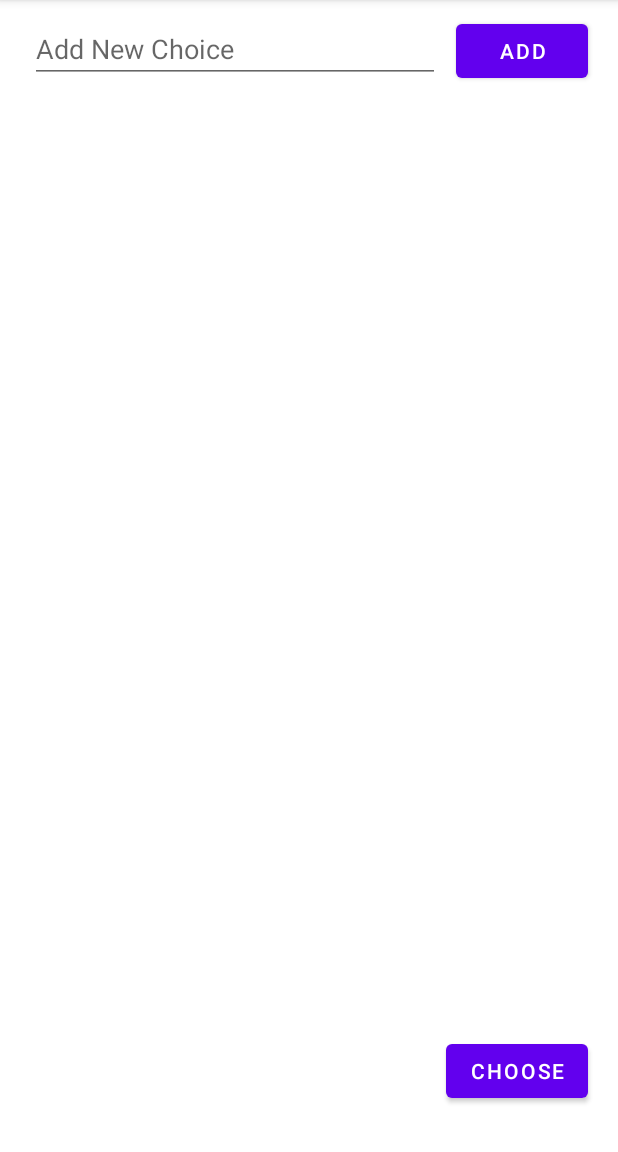
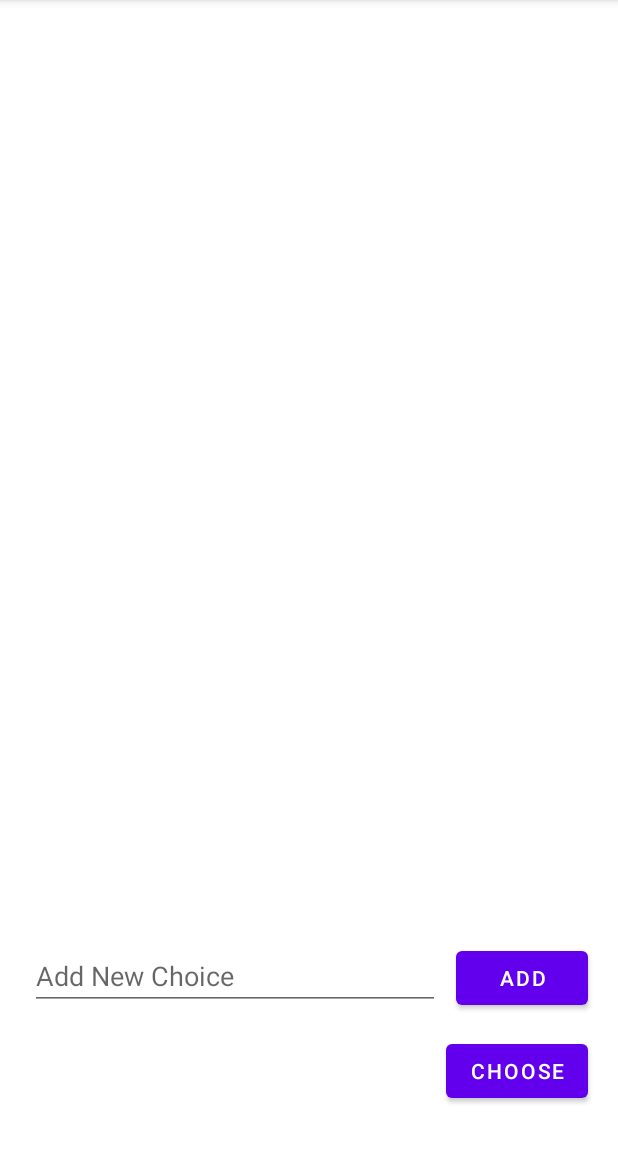
Before and after one commit to cui-zheng-1128/JustPickOne, an Android app: the screen it shows after launch (MainActivity), on a phone screen of 412 x 824 dp, the part 84-1236 px from its top. Run offline under Robolectric (Android 15) with nearby library versions, the phone set to English and light mode, and no system bars.

```diff
--- /dev/null
+++ b/app/src/main/java/com/cuizheng/justpickone/ChoiceAdapter.java
@@ -0,0 +1,48 @@
+package com.cuizheng.justpickone;
+
+import android.view.LayoutInflater;
+import android.view.View;
+import android.view.ViewGroup;
+import android.widget.TextView;
+
+import androidx.annotation.NonNull;
+import androidx.recyclerview.widget.RecyclerView;
+
+import java.util.List;
+
+public class ChoiceAdapter extends RecyclerView.Adapter<ChoiceAdapter.ChoiceViewHolder> {
+
+    private List<String> choices;
+
+    public ChoiceAdapter(List<String> choices) {
+        this.choices = choices;
+    }
+
+    @NonNull
+    @Override
+    public ChoiceAdapter.ChoiceViewHolder onCreateViewHolder(@NonNull ViewGroup parent, int viewType) {
+        LayoutInflater layoutInflater = LayoutInflater.from(parent.getContext());
+        View view = layoutInflater.inflate(R.layout.activity_choice, parent, false);
+        return new ChoiceViewHolder(view);
+    }
+
+    @Override
+    public void onBindViewHolder(@NonNull ChoiceAdapter.ChoiceViewHolder holder, int position) {
+        holder.choiceNameText.setText(choices.get(position));
+    }
+
+    @Override
+    public int getItemCount() {
+        return choices.size();
+    }
+
+    public class ChoiceViewHolder extends RecyclerView.ViewHolder {
+
+        TextView choiceNameText;
+
+        public ChoiceViewHolder(@NonNull View itemView) {
+            super(itemView);
+            choiceNameText = itemView.findViewById(R.id.choice_name_text);
+        }
+    }
+}
--- a/app/src/main/java/com/cuizheng/justpickone/MainActivity.java
+++ b/app/src/main/java/com/cuizheng/justpickone/MainActivity.java
@@ -1,14 +1,46 @@
 package com.cuizheng.justpickone;
 
 import androidx.appcompat.app.AppCompatActivity;
+import androidx.recyclerview.widget.GridLayoutManager;
+import androidx.recyclerview.widget.LinearLayoutManager;
+import androidx.recyclerview.widget.RecyclerView;
 
 import android.os.Bundle;
+import android.view.View;
+import android.widget.Button;
+import android.widget.EditText;
+
+import java.util.ArrayList;
+import java.util.List;
 
 public class MainActivity extends AppCompatActivity {
+
+    private RecyclerView choicesRecyclerView;
+    private List<String> choices;
 
     @Override
     protected void onCreate(Bundle savedInstanceState) {
         super.onCreate(savedInstanceState);
         setContentView(R.layout.activity_main);
+        // Initialize choices list
+        choices = new ArrayList<>();
+
+        // Create recycler view
+        choicesRecyclerView = findViewById(R.id.choicesRecyclerView);
+        ChoiceAdapter choiceAdapter = new ChoiceAdapter(choices);
+        choicesRecyclerView.setAdapter(choiceAdapter);
+        choicesRecyclerView.setLayoutManager(new GridLayoutManager(this, 4));
+
+        // Create button onClick listener
+        EditText newChoiceText = findViewById(R.id.new_choice_text);
+        Button addNewChoiceButton = findViewById(R.id.add_new_choice_button);
+        addNewChoiceButton.setOnClickListener(new View.OnClickListener() {
+            @Override
+            public void onClick(View v) {
+                choices.add(newChoiceText.getText().toString());
+                newChoiceText.clearComposingText();
+                choiceAdapter.notifyItemChanged(choices.size() - 1);
+            }
+        });
     }
 }
--- a/app/src/main/res/layout/activity_main.xml
+++ b/app/src/main/res/layout/activity_main.xml
@@ -9,13 +9,14 @@
     <androidx.recyclerview.widget.RecyclerView
         android:id="@+id/choicesRecyclerView"
         android:layout_width="match_parent"
-        android:layout_height="wrap_content"
+        android:layout_height="match_parent"
+        android:layout_marginBottom="150dp"
         app:layout_constraintEnd_toEndOf="parent"
         app:layout_constraintStart_toStartOf="parent"
         app:layout_constraintTop_toTopOf="parent" />
 
     <EditText
-        android:id="@+id/newChoiceText"
+        android:id="@+id/new_choice_text"
         android:layout_width="0dp"
         android:layout_height="wrap_content"
         android:layout_marginStart="20dp"
@@ -23,15 +24,15 @@
         android:layout_marginTop="10dp"
         android:layout_marginEnd="5dp"
         android:layout_marginRight="5dp"
-        android:inputType="number|text"
-        android:hint="@string/addNewChoice"
-        app:layout_constraintEnd_toStartOf="@+id/addNewChoiceButton"
+        android:inputType="text"
+        android:hint="@string/add_new_choice"
+        app:layout_constraintEnd_toStartOf="@+id/add_new_choice_button"
         app:layout_constraintStart_toStartOf="parent"
         app:layout_constraintTop_toBottomOf="@+id/choicesRecyclerView"
         android:importantForAutofill="no" />
 
     <Button
-        android:id="@+id/addNewChoiceButton"
+        android:id="@+id/add_new_choice_button"
         android:layout_width="wrap_content"
         android:layout_height="wrap_content"
         android:layout_marginStart="5dp"
@@ -41,7 +42,7 @@
         android:layout_marginRight="20dp"
         android:text="@string/add"
         app:layout_constraintEnd_toEndOf="parent"
-        app:layout_constraintStart_toEndOf="@+id/newChoiceText"
+        app:layout_constraintStart_toEndOf="@+id/new_choice_text"
         app:layout_constraintTop_toBottomOf="@+id/choicesRecyclerView" />
 
     <Button
--- a/app/src/main/res/values/strings.xml
+++ b/app/src/main/res/values/strings.xml
@@ -2,5 +2,5 @@
     <string name="app_name">Just Pick One</string>
     <string name="add">Add</string>
     <string name="choose">Choose</string>
-    <string name="addNewChoice">Add New Choice</string>
+    <string name="add_new_choice">Add New Choice</string>
 </resources>
```
Also changed, not shown: app/src/main/res/layout/activity_choice.xml (added, +34 -0 lines).
